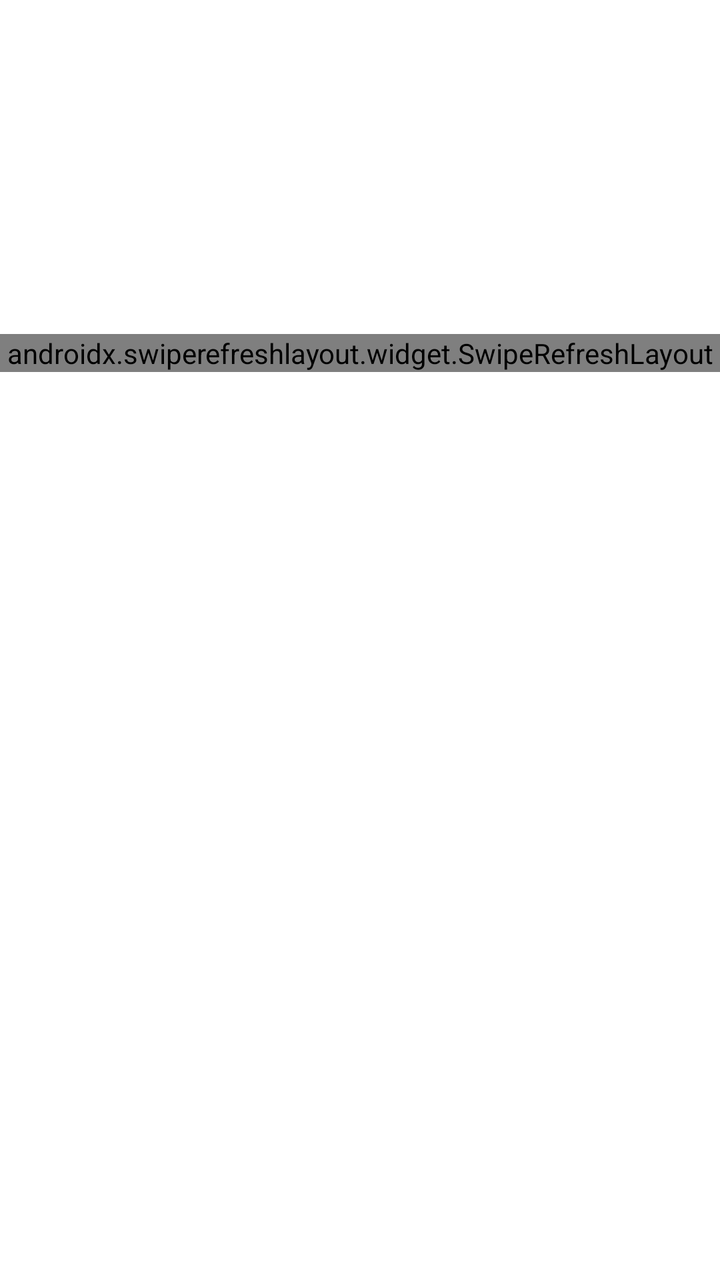
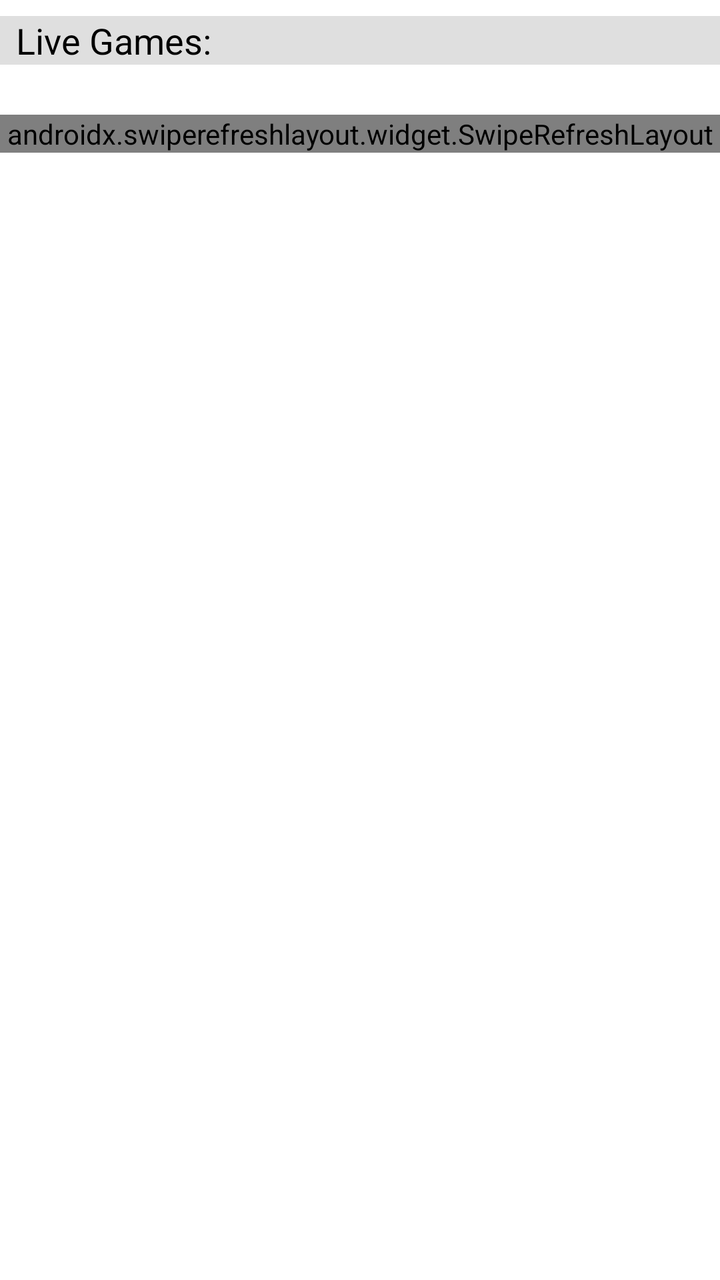

Two renders of the same Android screen: before a commit and after it. Below are the layout's source before the change and the commit's diff.
<!-- AndroidManifest.xml: application theme AppTheme -->
<!-- res/layout/frag_games.xml -->
<LinearLayout xmlns:android="http://schemas.android.com/apk/res/android"
    xmlns:app="http://schemas.android.com/apk/res-auto"
    xmlns:tools="http://schemas.android.com/tools"
    android:layout_marginTop="?android:attr/actionBarSize"
    android:layout_width="match_parent"
    android:layout_height="match_parent"
    tools:context="com.goldengear.tikvah.FragGames"
    android:background="#ffffff"
    android:orientation="vertical"
    android:id="@+id/frameLayout">

    <FrameLayout
        android:id="@+id/frameLayout2"
        android:layout_width="match_parent"
        android:layout_height="wrap_content"
        android:layout_marginTop="8dp"
        android:layout_marginEnd="8dp"
        android:layout_marginRight="8dp"
        android:background="#dfdfdf"
        app:layout_constraintEnd_toEndOf="parent"
        app:layout_constraintStart_toStartOf="parent"
        app:layout_constraintTop_toTopOf="parent"
        tools:layout_conversion_absoluteHeight="50dp"
        tools:layout_conversion_absoluteWidth="411dp">

        <ListView
            android:id="@+id/lstLiveGames"
            android:layout_width="match_parent"
            android:layout_height="159dp"
            android:background="#fff" />
    </FrameLayout>

    <androidx.swiperefreshlayout.widget.SwipeRefreshLayout
        android:id="@+id/srlGames"
        android:layout_width="match_parent"
        android:layout_height="wrap_content"
        android:background="@android:color/white"
        app:layout_constraintEnd_toEndOf="parent"
        tools:layout_conversion_absoluteHeight="619dp"
        tools:layout_conversion_absoluteWidth="411dp"
        tools:layout_editor_absoluteY="56dp">

        <ListView
            android:id="@+id/lstGames"
            android:layout_width="wrap_content"
            android:layout_height="wrap_content"
            android:background="#fff"
            android:dividerHeight="0dp"
            tools:layout_conversion_absoluteHeight="0dp"
            tools:layout_conversion_absoluteWidth="0dp"
            tools:layout_editor_absoluteX="0dp"
            tools:layout_editor_absoluteY="56dp" />
    </androidx.swiperefreshlayout.widget.SwipeRefreshLayout>
</LinearLayout>
<!-- resources referenced by this layout -->
<resources>
  <style name="AppTheme" parent="Theme.AppCompat.Light.DarkActionBar">
          
          <item name="colorPrimary">#2d7e9b</item>
          <item name="colorPrimaryDark">@color/colorPrimaryDark</item>
          <item name="colorAccent">@color/colorAccent</item>
          <item name="android:textColorPrimary">#000000</item>
          <item name="android:textColor">#000</item>
  
  
          <item name="android:colorBackground">@color/background_material_light</item>
          <item name="android:textColorSecondaryInverse">@color/colorAccent</item>
      </style>
  <color name="colorPrimaryDark">#1540AE</color>
  <color name="colorAccent">#aabbff</color>
  <color name="background_material_light">#f5f5f5</color>
</resources>

<!-- the commit's change to res/layout/frag_games.xml (unified diff, before → after) -->
@@ -9,26 +9,26 @@
     android:orientation="vertical"
     android:id="@+id/frameLayout">
 
-    <FrameLayout
+    <LinearLayout
         android:id="@+id/frameLayout2"
         android:layout_width="match_parent"
         android:layout_height="wrap_content"
         android:layout_marginTop="8dp"
-        android:layout_marginEnd="8dp"
-        android:layout_marginRight="8dp"
         android:background="#dfdfdf"
-        app:layout_constraintEnd_toEndOf="parent"
-        app:layout_constraintStart_toStartOf="parent"
-        app:layout_constraintTop_toTopOf="parent"
-        tools:layout_conversion_absoluteHeight="50dp"
-        tools:layout_conversion_absoluteWidth="411dp">
-
-        <ListView
+        android:orientation="vertical"
+        android:layout_marginBottom="25dp">
+        <TextView
+            android:layout_width="match_parent"
+            android:layout_height="wrap_content"
+            android:text="Live Games:"
+            android:textSize="18sp"
+            android:layout_marginLeft="8dp"/>
+        <androidx.recyclerview.widget.RecyclerView
             android:id="@+id/lstLiveGames"
             android:layout_width="match_parent"
-            android:layout_height="159dp"
+            android:layout_height="wrap_content"
             android:background="#fff" />
-    </FrameLayout>
+    </LinearLayout>
 
     <androidx.swiperefreshlayout.widget.SwipeRefreshLayout
         android:id="@+id/srlGames"
